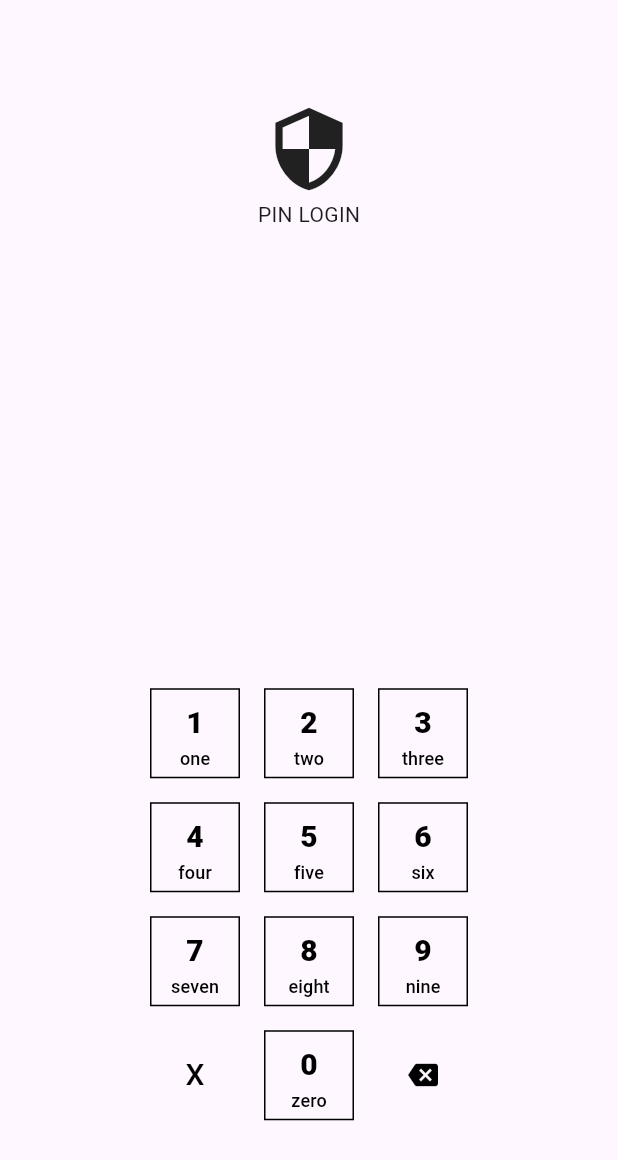
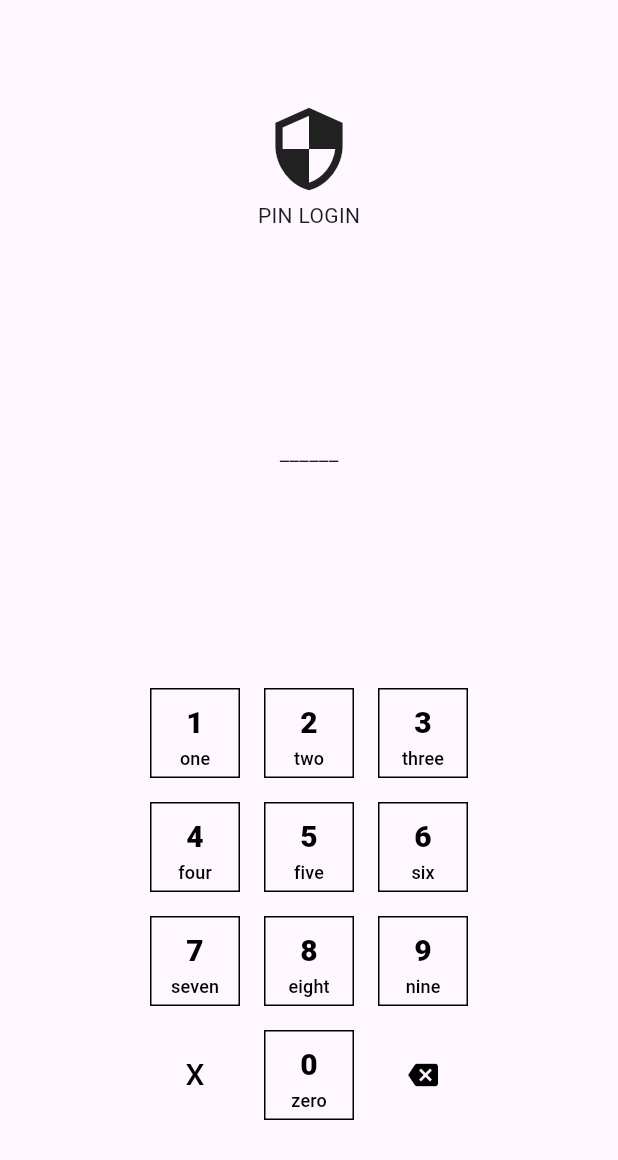
Before and after one commit to WeerapongCu/pin_login.dart, a Flutter app: the screen it shows after launch, on a phone screen of 412 x 824 dp. Shown: the top 1160 px of the screen. Run offline on Flutter 3.47's test engine with Material 3 defaults, Android fonts, the phone set to English and light mode, and no system bars.

Commit message:
fix_pin_number

```diff
--- a/lib/pin_login_page.dart
+++ b/lib/pin_login_page.dart
@@ -29,7 +29,10 @@ class _PIN_LOGINState extends State<PIN_LOGIN> {
           children: [
             Text(
               "$num",
-              style: TextStyle(fontSize: 20, fontWeight: FontWeight.w900, color: Colors.black),
+              style: TextStyle(
+                  fontSize: 20,
+                  fontWeight: FontWeight.w900,
+                  color: Colors.black),
             ),
             Text(
               Nn,
@@ -48,7 +51,7 @@ class _PIN_LOGINState extends State<PIN_LOGIN> {
   Widget deleteButton() {
     return Container(
       width: 60,
-      height: 50,
+      height: 60,
       margin: EdgeInsets.all(8),
       child: TextButton(
         onPressed: () {
@@ -96,6 +99,7 @@ class _PIN_LOGINState extends State<PIN_LOGIN> {
   @override
   Widget build(BuildContext context) {
     String pinDisplay = enteredPIN.join(" ");
+    List<String> pin = ["_","_","_","_","_","_"];
     return Scaffold(
       body: Row(
         children: [
@@ -107,11 +111,20 @@ class _PIN_LOGINState extends State<PIN_LOGIN> {
                   Icon(
                     Icons.security,
                     size: 60,
-                  ),SizedBox(height: 4,),
+                  ),
+                  SizedBox(
+                    height: 4,
+                  ),
                   Text("PIN LOGIN")
                 ],
               ),
-              Text(pinDisplay),
+                Row(
+                  mainAxisAlignment: MainAxisAlignment.center,
+                  children: [Row(
+                    children: [Text(pin[0]),Text(pin[1]),Text(pin[2]),Text(pin[3]),Text(pin[4]),Text(pin[5])],
+                  )
+                  ],
+                ),
               Column(
                 children: [
                   Row(
```
